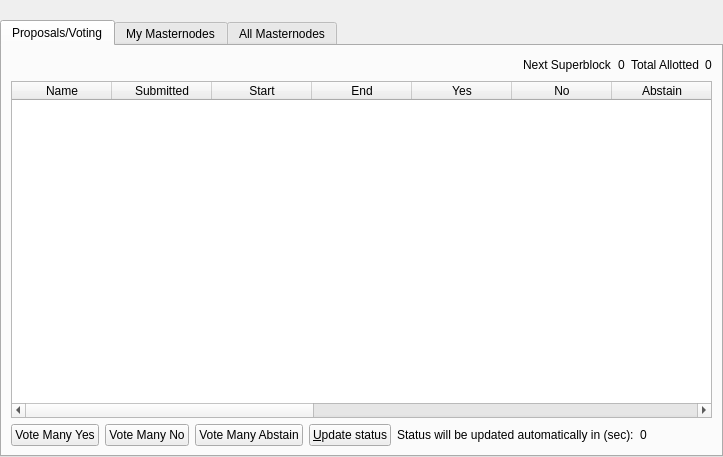
terracoin/terracoin, file src/qt/forms/masternodelist.ui: the form before one commit.
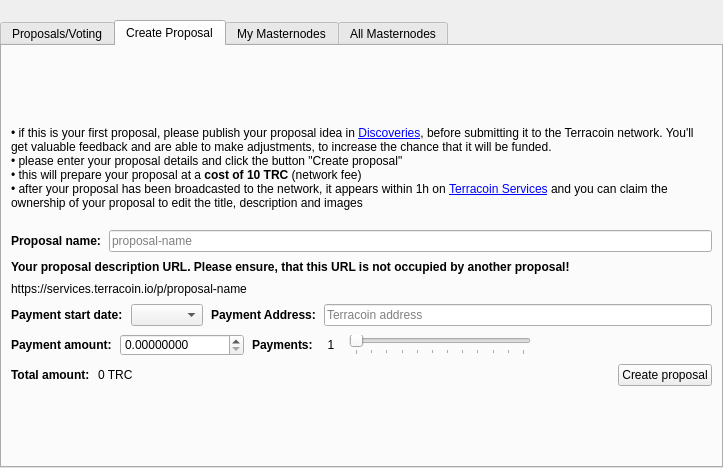
The form after the commit. The open tabs and pages were chosen to show the change.

Commit message: In client proposal submission, Initial commit

```diff
--- a/src/qt/forms/masternodelist.ui
+++ b/src/qt/forms/masternodelist.ui
@@ -7,7 +7,7 @@
     <x>0</x>
     <y>0</y>
     <width>723</width>
-    <height>457</height>
+    <height>468</height>
    </rect>
   </property>
   <property name="windowTitle">
@@ -46,6 +46,18 @@
      </item>
      <item>
       <widget class="QTabWidget" name="tabWidget">
+       <property name="sizePolicy">
+        <sizepolicy hsizetype="Expanding" vsizetype="Expanding">
+         <horstretch>0</horstretch>
+         <verstretch>0</verstretch>
+        </sizepolicy>
+       </property>
+       <property name="minimumSize">
+        <size>
+         <width>721</width>
+         <height>427</height>
+        </size>
+       </property>
        <property name="currentIndex">
         <number>0</number>
        </property>
@@ -53,7 +65,7 @@
         <attribute name="title">
          <string>Proposals/Voting</string>
         </attribute>
-        <layout class="QGridLayout" name="gridLayout_3">
+        <layout class="QGridLayout" name="gridLayout_4" columnstretch="0,0,0,0,0">
          <item row="0" column="0">
           <spacer name="horizontalSpacer_4">
            <property name="orientation">
@@ -61,7 +73,7 @@
            </property>
            <property name="sizeHint" stdset="0">
             <size>
-             <width>516</width>
+             <width>40</width>
              <height>20</height>
             </size>
            </property>
@@ -185,28 +197,31 @@
           </widget>
          </item>
          <item row="2" column="0" colspan="5">
-          <layout class="QHBoxLayout" name="horizontalLayout_6">
+          <layout class="QHBoxLayout" name="horizontalLayout_6" stretch="0,0,0,0,1,0,0">
+           <property name="spacing">
+            <number>-1</number>
+           </property>
            <property name="bottomMargin">
             <number>0</number>
            </property>
            <item>
             <widget class="QPushButton" name="voteManyYesButton">
              <property name="text">
-              <string>Vote Many Yes</string>
+              <string>Vote Yes</string>
              </property>
             </widget>
            </item>
            <item>
             <widget class="QPushButton" name="voteManyNoButton">
              <property name="text">
-              <string>Vote Many No</string>
+              <string>Vote No</string>
              </property>
             </widget>
            </item>
            <item>
             <widget class="QPushButton" name="voteManyAbstainButton">
              <property name="text">
-              <string>Vote Many Abstain</string>
+              <string>Vote Abstain</string>
              </property>
             </widget>
            </item>
@@ -218,21 +233,7 @@
             </widget>
            </item>
            <item>
-            <widget class="QLabel" name="autoupdate_label_2">
-             <property name="text">
-              <string>Status will be updated automatically in (sec):</string>
-             </property>
-            </widget>
-           </item>
-           <item>
-            <widget class="QLabel" name="voteSecondsLabel">
-             <property name="text">
-              <string>0</string>
-             </property>
-            </widget>
-           </item>
-           <item>
-            <spacer name="horizontalSpacer_6">
+            <spacer name="horizontalSpacer_7">
              <property name="orientation">
               <enum>Qt::Horizontal</enum>
              </property>
@@ -248,6 +249,286 @@
          </item>
         </layout>
        </widget>
+       <widget class="QWidget" name="tabGenerator">
+        <attribute name="title">
+         <string>Create Proposal</string>
+        </attribute>
+        <layout class="QGridLayout" name="gridLayout_3">
+         <item row="2" column="0">
+          <spacer name="verticalSpacer">
+           <property name="orientation">
+            <enum>Qt::Vertical</enum>
+           </property>
+           <property name="sizeHint" stdset="0">
+            <size>
+             <width>20</width>
+             <height>40</height>
+            </size>
+           </property>
+          </spacer>
+         </item>
+         <item row="1" column="0">
+          <layout class="QVBoxLayout" name="verticalLayout_3" stretch="0,0">
+           <property name="bottomMargin">
+            <number>0</number>
+           </property>
+           <item>
+            <layout class="QHBoxLayout" name="horizontalLayout_note_2">
+             <property name="bottomMargin">
+              <number>0</number>
+             </property>
+             <item>
+              <widget class="QLabel" name="updateNote_2">
+               <property name="styleSheet">
+                <string notr="true"/>
+               </property>
+               <property name="text">
+                <string>&amp;bull; if this is your first proposal, please publish your proposal idea in &lt;a href=&quot;https://services.terracoin.io/discoveries&quot; target=&quot;_blank&quot;&gt;Discoveries&lt;/a&gt;, before submitting it to the Terracoin network. You'll get valuable feedback and are able to make adjustments, to increase the chance that it will be funded.&lt;br&gt;&amp;bull; please enter your proposal details and click the button &quot;Create proposal&quot;&lt;br&gt;&amp;bull; this will prepare your proposal at a &lt;strong&gt;cost of 10 TRC&lt;/strong&gt; (network fee)&lt;br&gt;&amp;bull; after your proposal has been broadcasted to the network, it appears within 1h on &lt;a href=&quot;https://services.terracoin.io/budget&quot; target=&quot;_blank&quot;&gt;Terracoin Services&lt;/a&gt; and you can claim the ownership of your proposal to edit the title, description and images&lt;br&gt;</string>
+               </property>
+               <property name="alignment">
+                <set>Qt::AlignLeading|Qt::AlignLeft|Qt::AlignTop</set>
+               </property>
+               <property name="wordWrap">
+                <bool>true</bool>
+               </property>
+              </widget>
+             </item>
+            </layout>
+           </item>
+           <item>
+            <layout class="QVBoxLayout" name="verticalLayout_4" stretch="0,0,0,0,0,0">
+             <property name="spacing">
+              <number>8</number>
+             </property>
+             <property name="leftMargin">
+              <number>0</number>
+             </property>
+             <property name="topMargin">
+              <number>0</number>
+             </property>
+             <property name="rightMargin">
+              <number>0</number>
+             </property>
+             <property name="bottomMargin">
+              <number>0</number>
+             </property>
+             <item>
+              <layout class="QHBoxLayout" name="horizontalLayout" stretch="0,1">
+               <item>
+                <widget class="QLabel" name="label">
+                 <property name="text">
+                  <string>&lt;strong&gt;Proposal name:&lt;/strong&gt;</string>
+                 </property>
+                </widget>
+               </item>
+               <item>
+                <widget class="QLineEdit" name="proposalName">
+                 <property name="placeholderText">
+                  <string>proposal-name</string>
+                 </property>
+                </widget>
+               </item>
+              </layout>
+             </item>
+             <item>
+              <widget class="QLabel" name="label_2">
+               <property name="text">
+                <string>&lt;strong&gt;Your proposal description URL. Please ensure, that this URL is not occupied by another proposal!&lt;/strong&gt;</string>
+               </property>
+              </widget>
+             </item>
+             <item>
+              <widget class="QLabel" name="label_servicesurl">
+               <property name="text">
+                <string>https://services.terracoin.io/p/proposal-name</string>
+               </property>
+              </widget>
+             </item>
+             <item>
+              <layout class="QHBoxLayout" name="horizontalLayout_2" stretch="0,0,0,1">
+               <property name="topMargin">
+                <number>0</number>
+               </property>
+               <item>
+                <widget class="QLabel" name="label_4">
+                 <property name="text">
+                  <string>&lt;strong&gt;Payment start date:&lt;/strong&gt;</string>
+                 </property>
+                </widget>
+               </item>
+               <item>
+                <widget class="QComboBox" name="startDate"/>
+               </item>
+               <item>
+                <widget class="QLabel" name="label_6">
+                 <property name="text">
+                  <string>&lt;strong&gt;Payment Address:&lt;/strong&gt;</string>
+                 </property>
+                </widget>
+               </item>
+               <item>
+                <widget class="QLineEdit" name="trcAddress">
+                 <property name="placeholderText">
+                  <string>Terracoin address</string>
+                 </property>
+                </widget>
+               </item>
+              </layout>
+             </item>
+             <item>
+              <layout class="QHBoxLayout" name="horizontalLayout_4" stretch="0,0,0,0,1,1">
+               <property name="topMargin">
+                <number>0</number>
+               </property>
+               <item>
+                <widget class="QLabel" name="label_7">
+                 <property name="text">
+                  <string>&lt;strong&gt;Payment amount:&lt;/strong&gt;</string>
+                 </property>
+                </widget>
+               </item>
+               <item>
+                <widget class="QDoubleSpinBox" name="amounttrc">
+                 <property name="maximumSize">
+                  <size>
+                   <width>16777215</width>
+                   <height>22</height>
+                  </size>
+                 </property>
+                 <property name="decimals">
+                  <number>8</number>
+                 </property>
+                 <property name="maximum">
+                  <double>42000000.000000000000000</double>
+                 </property>
+                </widget>
+               </item>
+               <item>
+                <widget class="QLabel" name="label_5">
+                 <property name="text">
+                  <string>&lt;strong&gt;Payments:&lt;/strong&gt;</string>
+                 </property>
+                </widget>
+               </item>
+               <item>
+                <widget class="QLabel" name="label_payments">
+                 <property name="minimumSize">
+                  <size>
+                   <width>20</width>
+                   <height>0</height>
+                  </size>
+                 </property>
+                 <property name="baseSize">
+                  <size>
+                   <width>-1</width>
+                   <height>-1</height>
+                  </size>
+                 </property>
+                 <property name="text">
+                  <string>1</string>
+                 </property>
+                 <property name="alignment">
+                  <set>Qt::AlignCenter</set>
+                 </property>
+                </widget>
+               </item>
+               <item>
+                <widget class="QSlider" name="paymentSlider">
+                 <property name="minimum">
+                  <number>1</number>
+                 </property>
+                 <property name="maximum">
+                  <number>12</number>
+                 </property>
+                 <property name="pageStep">
+                  <number>2</number>
+                 </property>
+                 <property name="orientation">
+                  <enum>Qt::Horizontal</enum>
+                 </property>
+                 <property name="tickPosition">
+                  <enum>QSlider::TicksBelow</enum>
+                 </property>
+                 <property name="tickInterval">
+                  <number>1</number>
+                 </property>
+                </widget>
+               </item>
+               <item>
+                <spacer name="horizontalSpacer_2">
+                 <property name="orientation">
+                  <enum>Qt::Horizontal</enum>
+                 </property>
+                 <property name="sizeHint" stdset="0">
+                  <size>
+                   <width>40</width>
+                   <height>20</height>
+                  </size>
+                 </property>
+                </spacer>
+               </item>
+              </layout>
+             </item>
+             <item>
+              <layout class="QHBoxLayout" name="horizontalLayout_7" stretch="0,0,1,0">
+               <property name="topMargin">
+                <number>0</number>
+               </property>
+               <item>
+                <widget class="QLabel" name="label_8">
+                 <property name="text">
+                  <string>&lt;strong&gt;Total amount:&lt;/strong&gt;</string>
+                 </property>
+                </widget>
+               </item>
+               <item>
+                <widget class="QLabel" name="label_totaltrc">
+                 <property name="text">
+                  <string>0 TRC</string>
+                 </property>
+                </widget>
+               </item>
+               <item>
+                <spacer name="horizontalSpacer">
+                 <property name="orientation">
+                  <enum>Qt::Horizontal</enum>
+                 </property>
+                 <property name="sizeHint" stdset="0">
+                  <size>
+                   <width>40</width>
+                   <height>20</height>
+                  </size>
+                 </property>
+                </spacer>
+               </item>
+               <item>
+                <widget class="QPushButton" name="createProposal">
+                 <property name="text">
+                  <string>Create proposal</string>
+                 </property>
+                </widget>
+               </item>
+              </layout>
+             </item>
+            </layout>
+           </item>
+          </layout>
+         </item>
+         <item row="0" column="0">
+          <spacer name="verticalSpacer_2">
+           <property name="orientation">
+            <enum>Qt::Vertical</enum>
+           </property>
+           <property name="sizeHint" stdset="0">
+            <size>
+             <width>20</width>
+             <height>40</height>
+            </size>
+           </property>
+          </spacer>
+         </item>
+        </layout>
+       </widget>
        <widget class="QWidget" name="tabMyMasternodes">
         <attribute name="title">
          <string>My Masternodes</string>
```
Left out of the diff: 28 changed lines with no effect on the pictures. The commit also changes 11 other files.
